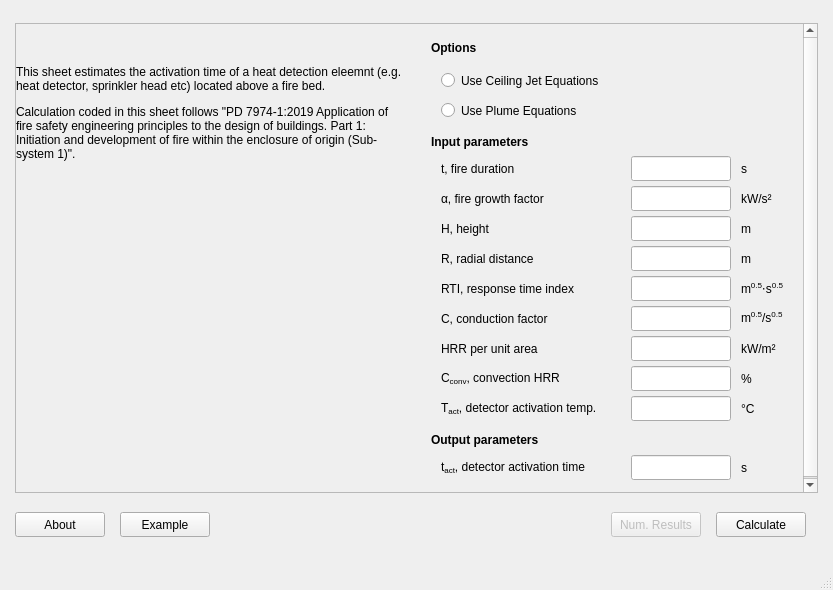
Before: the Qt Designer form fsetoolsGUI/gui/layout/ui/dialog_0111_heat_detector_activation.ui in fuyans/fsetoolsGUI, drawn with Qt 5.
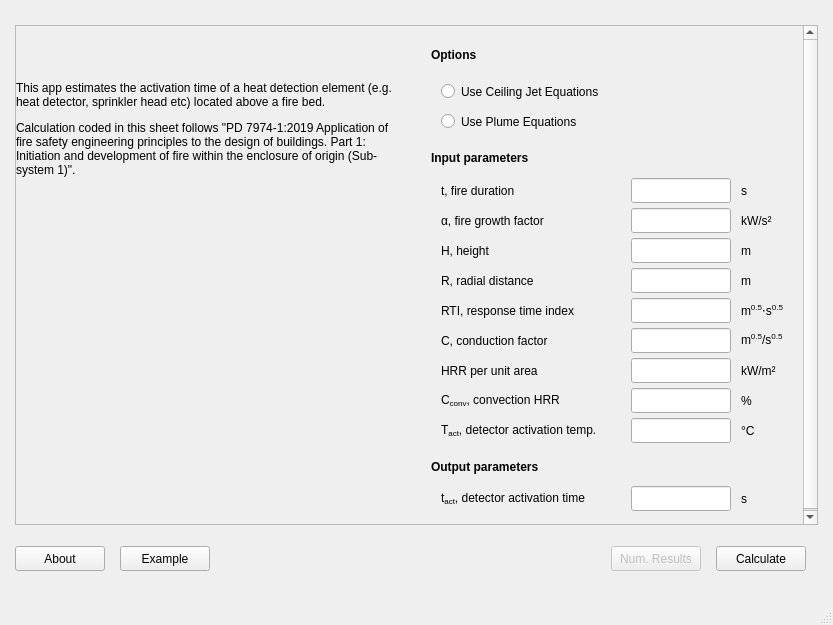
After: the same form once the commit is applied. Icons and pictures are not drawn.

Patch:
```diff
--- a/fsetoolsGUI/gui/layout/ui/dialog_0111_heat_detector_activation.ui
+++ b/fsetoolsGUI/gui/layout/ui/dialog_0111_heat_detector_activation.ui
@@ -7,7 +7,7 @@
     <x>0</x>
     <y>0</y>
     <width>833</width>
-    <height>590</height>
+    <height>625</height>
    </rect>
   </property>
   <property name="sizePolicy">
@@ -50,7 +50,7 @@
       <property name="minimumSize">
        <size>
         <width>803</width>
-        <height>470</height>
+        <height>500</height>
        </size>
       </property>
       <property name="horizontalScrollBarPolicy">
@@ -65,13 +65,13 @@
          <x>0</x>
          <y>0</y>
          <width>803</width>
-         <height>470</height>
+         <height>500</height>
         </rect>
        </property>
        <property name="minimumSize">
         <size>
          <width>803</width>
-         <height>470</height>
+         <height>500</height>
         </size>
        </property>
        <widget class="QWidget" name="widget_content" native="true">
@@ -80,7 +80,7 @@
           <x>0</x>
           <y>0</y>
           <width>790</width>
-          <height>471</height>
+          <height>500</height>
          </rect>
         </property>
         <property name="sizePolicy">
@@ -92,7 +92,7 @@
         <property name="minimumSize">
          <size>
           <width>790</width>
-          <height>470</height>
+          <height>500</height>
          </size>
         </property>
         <property name="maximumSize">
@@ -107,7 +107,7 @@
            <x>0</x>
            <y>0</y>
            <width>792</width>
-           <height>471</height>
+           <height>500</height>
           </rect>
          </property>
          <layout class="QHBoxLayout" name="horizontalLayout">
@@ -172,7 +172,7 @@
                 </size>
                </property>
                <property name="text">
-                <string>&lt;html&gt;&lt;head/&gt;&lt;body&gt;&lt;p&gt;This sheet estimates the activation time of a heat detection eleemnt (e.g. heat detector, sprinkler head etc) located above a fire bed.&lt;/p&gt;&lt;p&gt;Calculation coded in this sheet follows &amp;quot;PD 7974-1:2019 Application of fire safety engineering principles to the design of buildings. Part 1: Initiation and development of fire within the enclosure of origin (Sub-system 1)&amp;quot;.&lt;/p&gt;&lt;/body&gt;&lt;/html&gt;</string>
+                <string>&lt;html&gt;&lt;head/&gt;&lt;body&gt;&lt;p&gt;This app estimates the activation time of a heat detection element (e.g. heat detector, sprinkler head etc) located above a fire bed.&lt;/p&gt;&lt;p&gt;Calculation coded in this sheet follows &amp;quot;PD 7974-1:2019 Application of fire safety engineering principles to the design of buildings. Part 1: Initiation and development of fire within the enclosure of origin (Sub-system 1)&amp;quot;.&lt;/p&gt;&lt;/body&gt;&lt;/html&gt;</string>
                </property>
                <property name="wordWrap">
                 <bool>true</bool>
```
